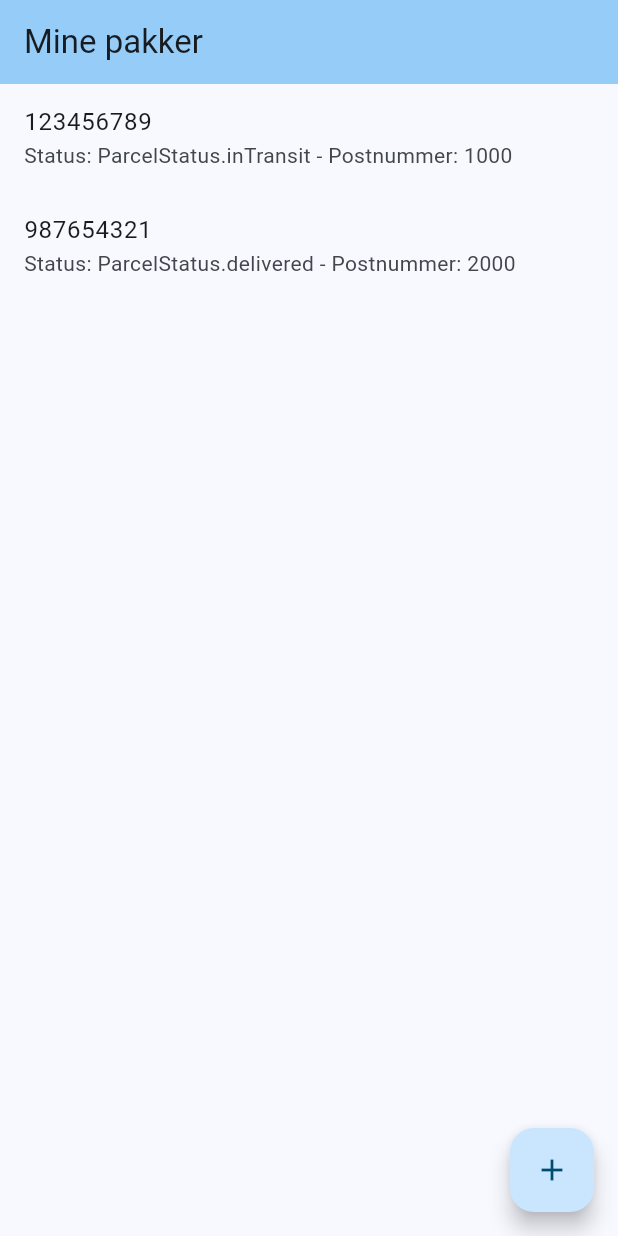
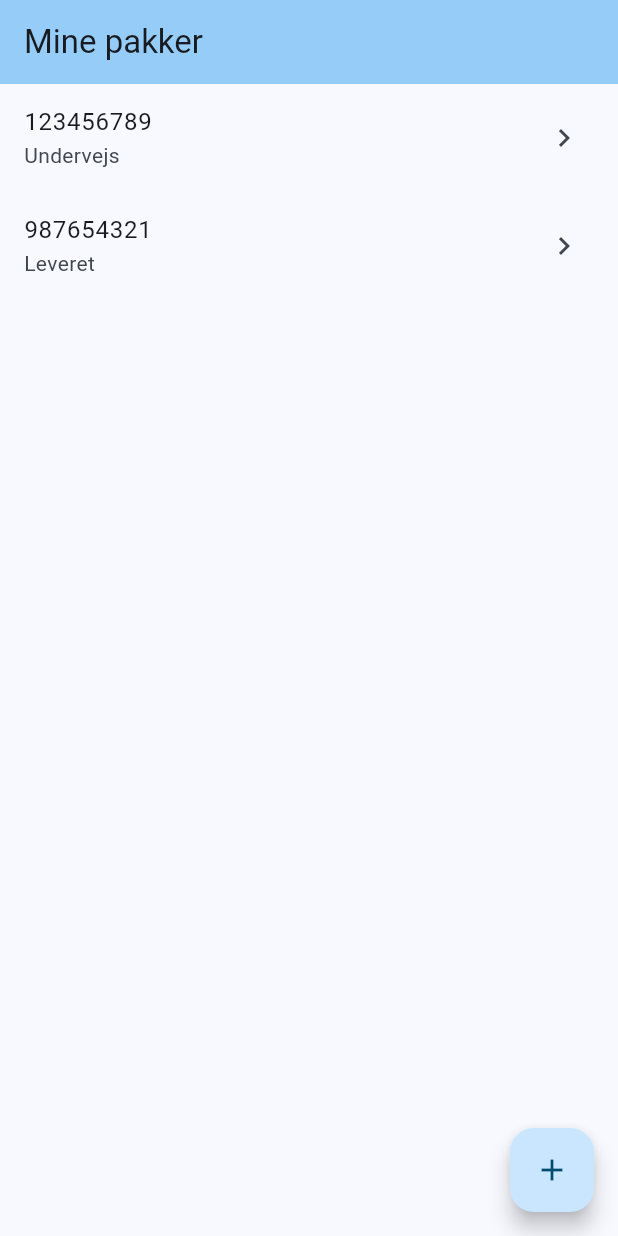
Before and after one commit to Avalin/Parcel-Tracker-Lite, a Flutter app: the screen it shows after launch, on a phone screen of 412 x 824 dp. Run offline on Flutter 3.47's test engine with Material 3 defaults, Android fonts, the phone set to English and light mode, and no system bars.

Commit message:
Replaced ListTile with our own ParcelListItem widget so it looks a bit yummier

```diff
--- a/lib/features/parcels/screens/parcel_list_screen.dart
+++ b/lib/features/parcels/screens/parcel_list_screen.dart
@@ -1,6 +1,7 @@
 import 'package:flutter/material.dart';
 import 'package:parcel_tracker_lite/features/parcels/enums/parcel_status.dart';
 import 'package:parcel_tracker_lite/features/parcels/models/parcel.dart';
+import 'package:parcel_tracker_lite/features/parcels/widgets/parcel_list_item.dart';
 
 class ParcelListScreen extends StatefulWidget {
   const ParcelListScreen({super.key});
@@ -17,9 +18,8 @@ class ParcelListScreen extends StatefulWidget {
       itemCount: parcels.length,
       itemBuilder: (context, index) {
         final parcel = parcels[index];
-        return ListTile(
-          title: Text(parcel.trackingNumber),
-          subtitle: Text('Status: ${parcel.parcelStatus} - Postnummer: ${parcel.postCode}'),
+        return ParcelListItem(
+          parcel: parcel,
           onTap: () {
             // Navigate to parcel details screen her
           },
```
